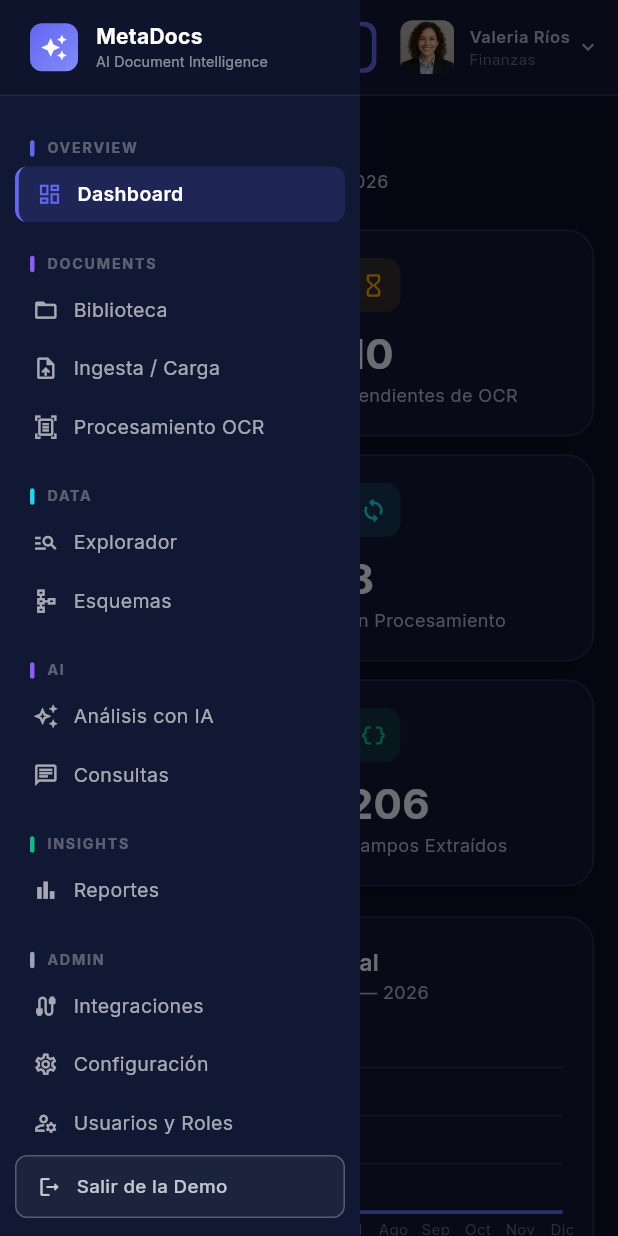
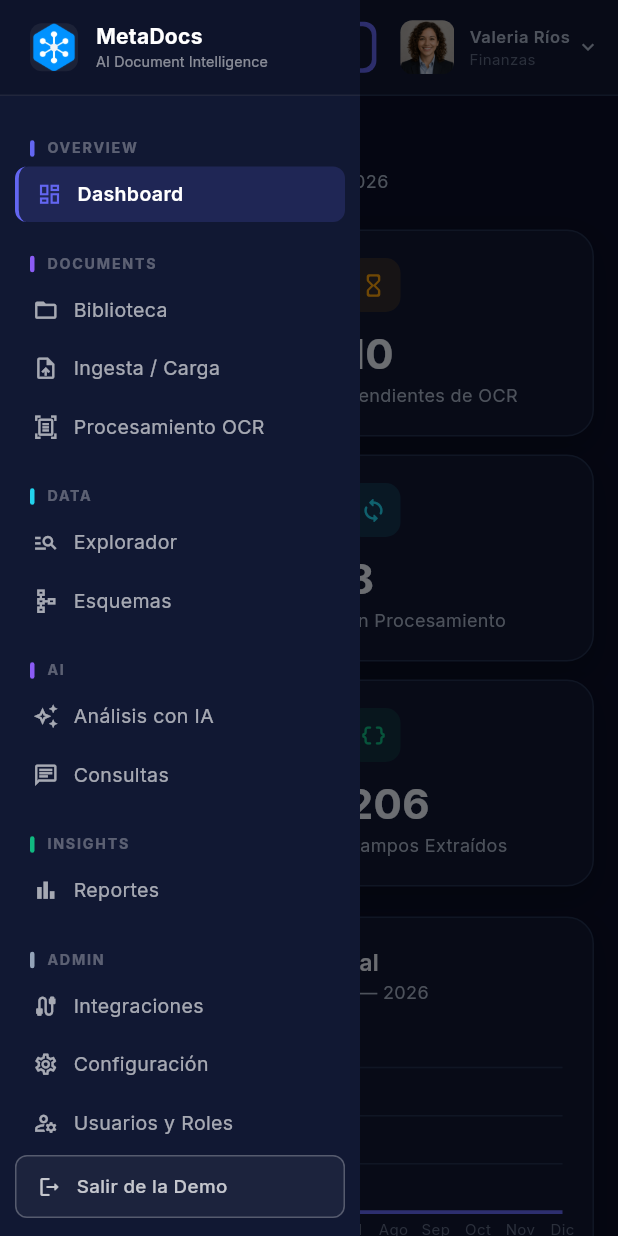
Before and after one commit to Adrincgit/metadocs, a Flutter app: the screen it shows after launch, with the side drawer open, on a phone screen of 412 x 824 dp. Run offline on Flutter 3.47's test engine with Material 3 defaults, Android fonts, the phone set to English and light mode, and no system bars; drawn by our look-alikes of fl_chart; our stand-ins replace fluttertoast, go_router, google_fonts, shared_preferences, url_strategy; missing offline and left inert: flutter_portal, pluto_grid.

Commit message:
feat: isotipo MetaDocs en sidebar y favicon; corregir metadatos nethive en html/manifest

```diff
--- a/lib/widgets/sidebar/sidebar_widget.dart
+++ b/lib/widgets/sidebar/sidebar_widget.dart
@@ -126,15 +126,18 @@ class _SidebarLogo extends StatelessWidget {
             width: 32,
             height: 32,
             decoration: BoxDecoration(
-              gradient: const LinearGradient(
-                colors: [Color(0xFF6366F1), Color(0xFF818CF8)],
-                begin: Alignment.topLeft,
-                end: Alignment.bottomRight,
+              borderRadius: BorderRadius.circular(8),
+              color: Colors.white.withAlpha(15),
+            ),
+            child: ClipRRect(
+              borderRadius: BorderRadius.circular(8),
+              child: Image.asset(
+                'assets/images/favicon.png',
+                width: 32,
+                height: 32,
+                fit: BoxFit.contain,
               ),
-              borderRadius: BorderRadius.circular(8),
             ),
-            child:
-                const Icon(Icons.auto_awesome, color: Colors.white, size: 18),
           ),
           const SizedBox(width: 12),
           Expanded(
```
Also changed, not shown: 3 other files.
